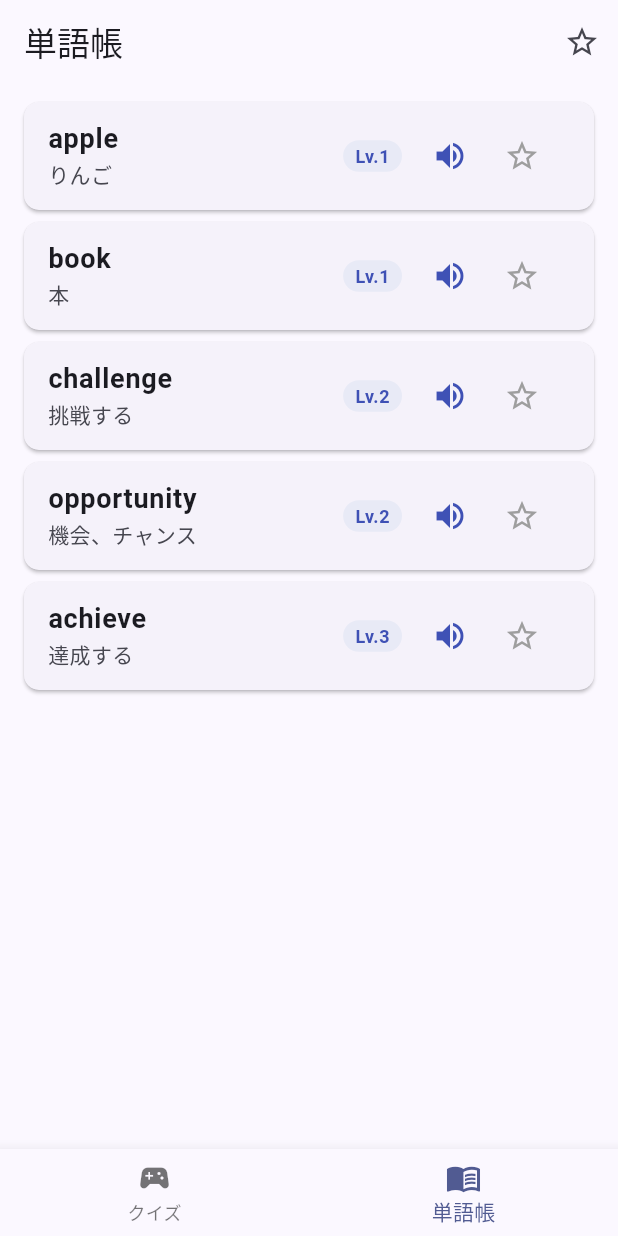
After one commit to kento19970822-pixel/english_app, a Flutter app: the screen it shows after launch, item 2 of the bottom bar chosen, after a tap on the "volume up" icon, on a phone screen of 412 x 824 dp. The commit adds this screen. Run offline on Flutter 3.47's test engine with Material 3 defaults, Android fonts, the phone set to English and light mode, and no system bars; our stand-ins replace audioplayers, drift, flutter_tts; accounts and stored records are empty; generated files the repository leaves out were written again.

Commit message:
feat: クイズプレイ中の下部タブバー非表示対応

```diff
--- a/lib/main.dart
+++ b/lib/main.dart
@@ -1,30 +1,85 @@
-// コード管理番号: VER-20260816-06
+// コード管理番号: VER-20260816-24
 import 'package:flutter/material.dart';
 
 import 'db/app_database.dart';
 import 'screens/game_screen.dart';
+import 'screens/words_screen.dart';
 
 void main() {
   WidgetsFlutterBinding.ensureInitialized();
   final database = AppDatabase();
-  runApp(EnglishQuizApp(database: database));
+  runApp(MyApp(database: database));
 }
 
-class EnglishQuizApp extends StatelessWidget {
+class MyApp extends StatelessWidget {
   final AppDatabase database;
 
-  const EnglishQuizApp({super.key, required this.database});
+  const MyApp({super.key, required this.database});
 
   @override
   Widget build(BuildContext context) {
     return MaterialApp(
-      title: '2レーン並列 英単語クイズ',
-      debugShowCheckedModeBanner: false,
+      title: '英単語アプリ',
       theme: ThemeData(
         colorScheme: ColorScheme.fromSeed(seedColor: Colors.indigo),
         useMaterial3: true,
       ),
-      home: GameScreen(database: database),
+      home: MainNavigationScreen(database: database),
     );
   }
 }
+
+class MainNavigationScreen extends StatefulWidget {
+  final AppDatabase database;
+
+  const MainNavigationScreen({super.key, required this.database});
+
+  @override
+  State<MainNavigationScreen> createState() => _MainNavigationScreenState();
+}
+
+class _MainNavigationScreenState extends State<MainNavigationScreen> {
+  int _currentIndex = 0;
+  bool _isQuizActive = false; // クイズが開始中かどうかを管理
+
+  @override
+  Widget build(BuildContext context) {
+    final screens = [
+      GameScreen(
+        database: widget.database,
+        // クイズの状態が変化したときにタブの表示/非表示を切り替える
+        onGameStateChanged: (isStarted) {
+          setState(() {
+            _isQuizActive = isStarted;
+          });
+        },
+      ),
+      WordsScreen(database: widget.database),
+    ];
+
+    return Scaffold(
+      body: IndexedStack(index: _currentIndex, children: screens),
+      // クイズ実行中は下部ナビゲーションバーを非表示（null）にする
+      bottomNavigationBar: _isQuizActive
+          ? null
+          : BottomNavigationBar(
+              currentIndex: _currentIndex,
+              onTap: (index) {
+                setState(() {
+                  _currentIndex = index;
+                });
+              },
+              items: const [
+                BottomNavigationBarItem(
+                  icon: Icon(Icons.sports_esports),
+                  label: 'クイズ',
+                ),
+                BottomNavigationBarItem(
+                  icon: Icon(Icons.menu_book),
+                  label: '単語帳',
+                ),
+              ],
+            ),
+    );
+  }
+}
--- a/lib/screens/game_screen.dart
+++ b/lib/screens/game_screen.dart
@@ -1,4 +1,4 @@
-// コード管理番号: VER-20260816-18
+// コード管理番号: VER-20260816-25
 import 'dart:async';
 import 'dart:math';
 
@@ -9,7 +9,6 @@ import 'package:audioplayers/audioplayers.dart';
 
 import '../db/app_database.dart';
 
-/// アプリ内で扱う単語モデル
 class WordModel {
   final String id;
   final String english;
@@ -38,8 +37,13 @@ class WordModel {
 
 class GameScreen extends StatefulWidget {
   final AppDatabase database;
+  final Function(bool isStarted)? onGameStateChanged; // 親に状態を伝えるコールバック
 
-  const GameScreen({super.key, required this.database});
+  const GameScreen({
+    super.key,
+    required this.database,
+    this.onGameStateChanged,
+  });
 
   @override
   State<GameScreen> createState() => _GameScreenState();
@@ -221,6 +225,9 @@ class _GameScreenState extends State<GameScreen> with TickerProviderStateMixin {
       leftFeedback = null;
       rightFeedback = null;
     });
+
+    // ゲーム開始を親（Nav）に通知（タブ非表示へ）
+    widget.onGameStateChanged?.call(true);
 
     gameTimer = Timer.periodic(const Duration(milliseconds: 100), (timer) {
       if (isPaused) return;
@@ -457,6 +464,8 @@ class _GameScreenState extends State<GameScreen> with TickerProviderStateMixin {
       leftWord = null;
       rightWord = null;
     });
+    // スタート画面に戻ったのでタブを表示へ
+    widget.onGameStateChanged?.call(false);
   }
 
   void _endGame() {
@@ -772,6 +781,8 @@ class _GameScreenState extends State<GameScreen> with TickerProviderStateMixin {
                 setState(() {
                   isGameStarted = false;
                 });
+                // スタート画面に戻ったのでタブを表示へ
+                widget.onGameStateChanged?.call(false);
               },
               child: const Text(
                 'スタート画面へ戻る',
--- /dev/null
+++ b/lib/screens/words_screen.dart
@@ -0,0 +1,166 @@
+// コード管理番号: VER-20260816-19
+import 'package:flutter/material.dart';
+import 'package:flutter_tts/flutter_tts.dart';
+
+import '../db/app_database.dart';
+
+class WordsScreen extends StatefulWidget {
+  final AppDatabase database;
+
+  const WordsScreen({super.key, required this.database});
+
+  @override
+  State<WordsScreen> createState() => _WordsScreenState();
+}
+
+class _WordsScreenState extends State<WordsScreen> {
+  final FlutterTts flutterTts = FlutterTts();
+  List<Word> allWords = [];
+  bool isLoading = true;
+  bool showFavoritesOnly = false;
+
+  @override
+  void initState() {
+    super.initState();
+    _initTts();
+    _loadWords();
+  }
+
+  Future<void> _initTts() async {
+    try {
+      await flutterTts.setLanguage("en-US");
+      await flutterTts.setSpeechRate(0.45);
+    } catch (e) {
+      debugPrint("TTS Init Error: $e");
+    }
+  }
+
+  Future<void> _loadWords() async {
+    final words = await widget.database.getAllWords();
+    setState(() {
+      allWords = words;
+      isLoading = false;
+    });
+  }
+
+  Future<void> _toggleFavorite(Word word) async {
+    final nextFav = !word.isFavorite;
+    await widget.database.toggleFavorite(word.id, nextFav);
+    _loadWords(); // リストを再読み込み
+  }
+
+  Future<void> _playAudio(String text) async {
+    await flutterTts.stop();
+    await flutterTts.speak(text);
+  }
+
+  @override
+  void dispose() {
+    flutterTts.stop();
+    super.dispose();
+  }
+
+  @override
+  Widget build(BuildContext context) {
+    final displayedWords = showFavoritesOnly
+        ? allWords.where((w) => w.isFavorite).toList()
+        : allWords;
+
+    return Scaffold(
+      appBar: AppBar(
+        title: const Text('単語帳'),
+        actions: [
+          IconButton(
+            icon: Icon(
+              showFavoritesOnly ? Icons.star : Icons.star_border,
+              color: showFavoritesOnly ? Colors.amber : null,
+            ),
+            tooltip: showFavoritesOnly ? 'すべて表示' : 'お気に入りのみ',
+            onPressed: () {
+              setState(() {
+                showFavoritesOnly = !showFavoritesOnly;
+              });
+            },
+          ),
+        ],
+      ),
+      body: isLoading
+          ? const Center(child: CircularProgressIndicator())
+          : displayedWords.isEmpty
+          ? Center(
+              child: Text(
+                showFavoritesOnly ? 'お気に入りに登録された単語はありません ★' : '単語が登録されていません',
+                style: const TextStyle(color: Colors.grey, fontSize: 16),
+              ),
+            )
+          : ListView.builder(
+              padding: const EdgeInsets.all(8),
+              itemCount: displayedWords.length,
+              itemBuilder: (context, index) {
+                final word = displayedWords[index];
+                return Card(
+                  elevation: 1,
+                  margin: const EdgeInsets.symmetric(
+                    vertical: 4,
+                    horizontal: 8,
+                  ),
+                  shape: RoundedRectangleBorder(
+                    borderRadius: BorderRadius.circular(10),
+                  ),
+                  child: ListTile(
+                    title: Text(
+                      word.english,
+                      style: const TextStyle(
+                        fontWeight: FontWeight.bold,
+                        fontSize: 18,
+                      ),
+                    ),
+                    subtitle: Text(
+                      word.japanese,
+                      style: const TextStyle(fontSize: 14),
+                    ),
+                    trailing: Row(
+                      mainAxisSize: MainAxisSize.min,
+                      children: [
+                        Container(
+                          padding: const EdgeInsets.symmetric(
+                            horizontal: 8,
+                            vertical: 2,
+                          ),
+                          decoration: BoxDecoration(
+                            color: Colors.indigo.shade50,
+                            borderRadius: BorderRadius.circular(12),
+                          ),
+                          child: Text(
+                            'Lv.${word.level}',
+                            style: const TextStyle(
+                              fontSize: 12,
+                              color: Colors.indigo,
+                              fontWeight: FontWeight.bold,
+                            ),
+                          ),
+                        ),
+                        const SizedBox(width: 8),
+                        IconButton(
+                          icon: const Icon(
+                            Icons.volume_up,
+                            color: Colors.indigo,
+                          ),
+                          onPressed: () => _playAudio(word.english),
+                        ),
+                        IconButton(
+                          icon: Icon(
+                            word.isFavorite ? Icons.star : Icons.star_border,
+                            color: word.isFavorite ? Colors.amber : Colors.grey,
+                          ),
+                          onPressed: () => _toggleFavorite(word),
+                        ),
+                      ],
+                    ),
+                  ),
+                );
+              },
+            ),
+    );
+  }
+}
```
